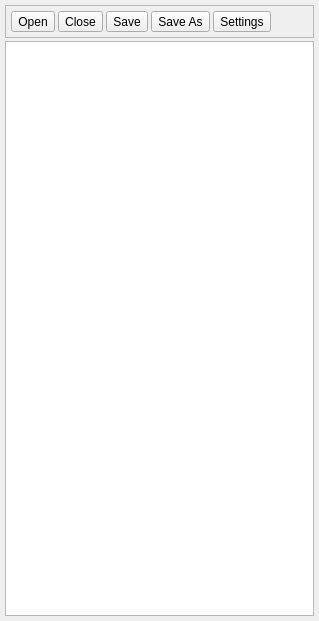
Before: the Qt Designer form v2/trunk/xup/src/xupmanager/ui/UIProjectsManager.ui in testmana2/mks, drawn with Qt 5.
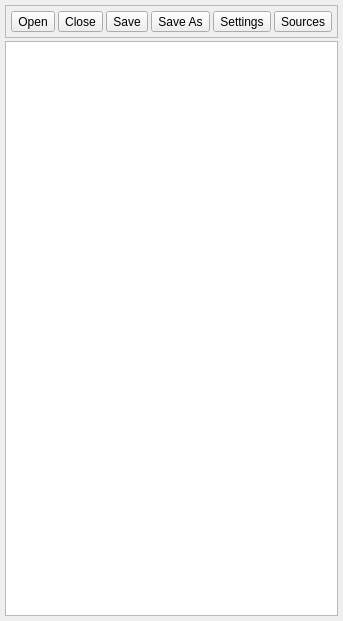
After: the same form once the commit is applied.

```diff
--- a/v2/trunk/xup/src/xupmanager/ui/UIProjectsManager.ui
+++ b/v2/trunk/xup/src/xupmanager/ui/UIProjectsManager.ui
@@ -88,6 +88,13 @@
          </property>
         </widget>
        </item>
+       <item>
+        <widget class="QToolButton" name="tbSources" >
+         <property name="text" >
+          <string>Sources</string>
+         </property>
+        </widget>
+       </item>
        <item>
         <spacer>
          <property name="orientation" >
```
